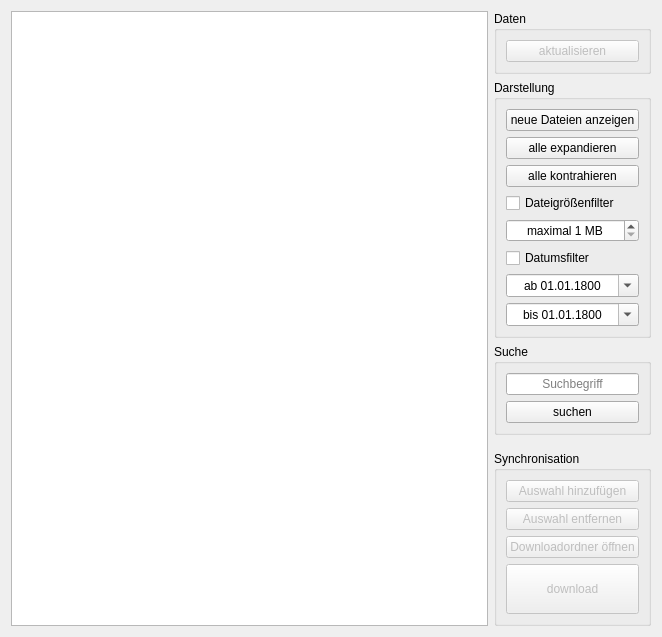
Before: the Qt Designer form browser.ui in RobertKrajewski/Sync-my-L2P, drawn with Qt 5.
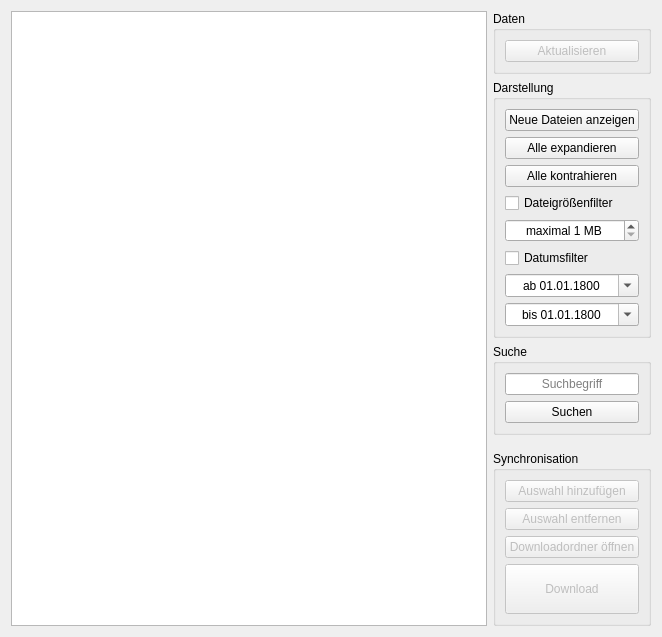
After: the same form once the commit is applied. Icons and pictures are not drawn.

The edit to the form file:
```diff
--- a/browser.ui
+++ b/browser.ui
@@ -54,7 +54,7 @@
          <bool>false</bool>
         </property>
         <property name="text">
-         <string>aktualisieren</string>
+         <string>Aktualisieren</string>
         </property>
         <property name="icon">
          <iconset resource="icons/icons.qrc">
@@ -83,7 +83,7 @@
          <bool>true</bool>
         </property>
         <property name="text">
-         <string>neue Dateien anzeigen</string>
+         <string>Neue Dateien anzeigen</string>
         </property>
        </widget>
       </item>
@@ -93,7 +93,7 @@
          <bool>true</bool>
         </property>
         <property name="text">
-         <string>alle expandieren</string>
+         <string>Alle expandieren</string>
         </property>
        </widget>
       </item>
@@ -103,7 +103,7 @@
          <bool>true</bool>
         </property>
         <property name="text">
-         <string>alle kontrahieren</string>
+         <string>Alle kontrahieren</string>
         </property>
        </widget>
       </item>
@@ -247,7 +247,7 @@
          <bool>true</bool>
         </property>
         <property name="text">
-         <string>suchen</string>
+         <string>Suchen</string>
         </property>
         <property name="icon">
          <iconset resource="icons/icons.qrc">
@@ -328,7 +328,7 @@
          </size>
         </property>
         <property name="text">
-         <string>download</string>
+         <string>Download</string>
         </property>
         <property name="icon">
          <iconset resource="icons/icons.qrc">
```
